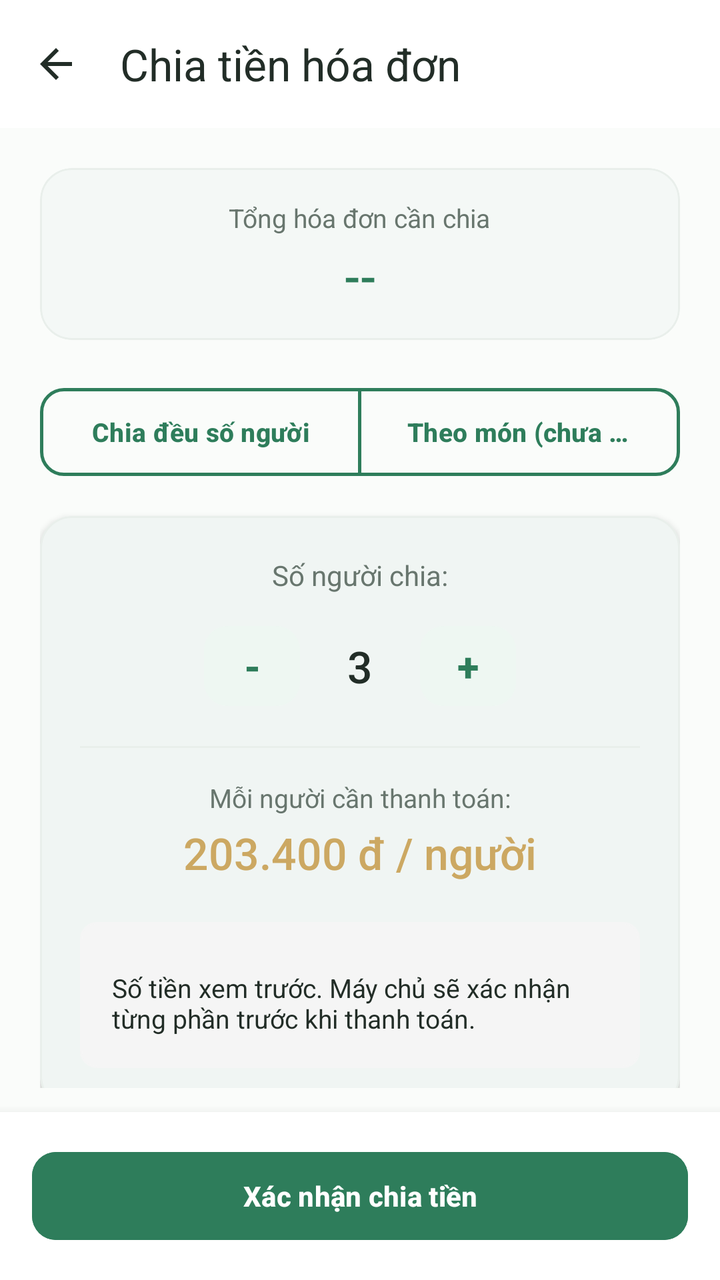
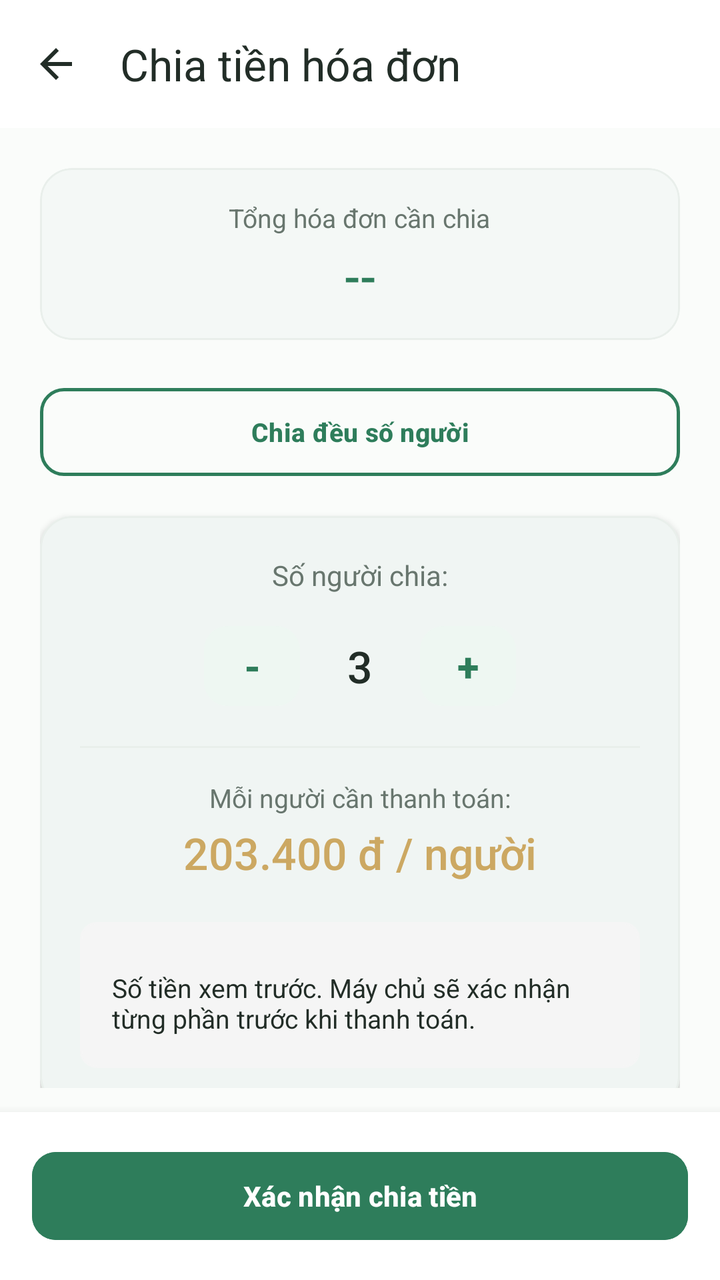

The first picture is an Android layout as it rendered before a commit; the second is the same layout after the commit. The layout source and the unified diff follow.
<!-- AndroidManifest.xml: application theme Theme.VietTable -->
<!-- res/layout/fragment_split_bill.xml -->
<?xml version="1.0" encoding="utf-8"?>
<androidx.coordinatorlayout.widget.CoordinatorLayout xmlns:android="http://schemas.android.com/apk/res/android"
    xmlns:app="http://schemas.android.com/apk/res-auto"
    android:layout_width="match_parent"
    android:layout_height="match_parent"
    android:background="@color/colorBackground">

    <com.google.android.material.appbar.AppBarLayout
        android:layout_width="match_parent"
        android:layout_height="wrap_content"
        android:background="@color/colorSurface"
        app:elevation="0dp">

        <com.google.android.material.appbar.MaterialToolbar
            android:id="@+id/toolbar"
            android:layout_width="match_parent"
            android:layout_height="?attr/actionBarSize"
            app:navigationIcon="@drawable/ic_back"
            app:navigationIconTint="@color/colorTextPrimary"
            app:title="Chia tiền hóa đơn"
            app:titleTextColor="@color/colorTextPrimary" />
    </com.google.android.material.appbar.AppBarLayout>

    <androidx.core.widget.NestedScrollView
        android:layout_width="match_parent"
        android:layout_height="match_parent"
        android:paddingBottom="96dp"
        app:layout_behavior="@string/appbar_scrolling_view_behavior">

        <LinearLayout
            android:layout_width="match_parent"
            android:layout_height="wrap_content"
            android:orientation="vertical"
            android:padding="20dp">

            
            <com.google.android.material.card.MaterialCardView
                android:layout_width="match_parent"
                android:layout_height="wrap_content"
                app:cardBackgroundColor="@color/colorSurface"
                app:cardCornerRadius="16dp"
                app:cardElevation="1dp"
                app:strokeColor="@color/colorDivider"
                app:strokeWidth="1dp">

                <LinearLayout
                    android:layout_width="match_parent"
                    android:layout_height="wrap_content"
                    android:gravity="center"
                    android:orientation="vertical"
                    android:padding="16dp">

                    <TextView
                        android:layout_width="wrap_content"
                        android:layout_height="wrap_content"
                        android:text="Tổng hóa đơn cần chia"
                        android:textColor="@color/colorTextSecondary"
                        android:textSize="13sp" />

                    <TextView
                        android:id="@+id/tvSplitBillTotal"
                        android:layout_width="wrap_content"
                        android:layout_height="wrap_content"
                        android:layout_marginTop="4dp"
                        android:fontFamily="sans-serif-medium"
                        android:text="--"
                        android:textColor="@color/colorPrimary"
                        android:textSize="24sp" />
                </LinearLayout>
            </com.google.android.material.card.MaterialCardView>

            
            <com.google.android.material.button.MaterialButtonToggleGroup
                android:id="@+id/toggleSplitMode"
                android:layout_width="match_parent"
                android:layout_height="wrap_content"
                android:layout_marginTop="20dp"
                app:checkedButton="@id/btnModeEqual"
                app:singleSelection="true">

                <com.google.android.material.button.MaterialButton
                    android:id="@+id/btnModeEqual"
                    style="@style/Widget.VietTable.Button.Outlined"
                    android:layout_width="0dp"
                    android:layout_height="wrap_content"
                    android:layout_weight="1"
                    android:text="Chia đều số người"
                    android:textSize="13sp" />

                <com.google.android.material.button.MaterialButton
                    android:id="@+id/btnModeCustom"
                    style="@style/Widget.VietTable.Button.Outlined"
                    android:layout_width="0dp"
                    android:layout_height="wrap_content"
                    android:layout_weight="1"
                    android:enabled="false"
                    android:text="Theo món (chưa hỗ trợ)"
                    android:textSize="13sp" />
            </com.google.android.material.button.MaterialButtonToggleGroup>

            
            <com.google.android.material.card.MaterialCardView
                android:id="@+id/cardEqualController"
                android:layout_width="match_parent"
                android:layout_height="wrap_content"
                android:layout_marginTop="16dp"
                app:cardBackgroundColor="@color/colorSurface"
                app:cardCornerRadius="16dp"
                app:cardElevation="2dp"
                app:strokeColor="@color/colorDivider"
                app:strokeWidth="1dp">

                <LinearLayout
                    android:layout_width="match_parent"
                    android:layout_height="wrap_content"
                    android:gravity="center_horizontal"
                    android:orientation="vertical"
                    android:padding="20dp">

                    <TextView
                        android:layout_width="wrap_content"
                        android:layout_height="wrap_content"
                        android:text="Số người chia:"
                        android:textColor="@color/colorTextSecondary"
                        android:textSize="14sp" />

                    <LinearLayout
                        android:layout_width="wrap_content"
                        android:layout_height="wrap_content"
                        android:layout_marginTop="12dp"
                        android:gravity="center"
                        android:orientation="horizontal">

                        <com.google.android.material.button.MaterialButton
                            android:id="@+id/btnMinusSplit"
                            style="@style/Widget.VietTable.Button.Secondary"
                            android:layout_width="48dp"
                            android:layout_height="48dp"
                            android:padding="0dp"
                            android:text="-"
                            android:textSize="20sp" />

                        <TextView
                            android:id="@+id/tvSplitPersonCount"
                            android:layout_width="60dp"
                            android:layout_height="wrap_content"
                            android:fontFamily="sans-serif-medium"
                            android:gravity="center"
                            android:text="3"
                            android:textColor="@color/colorTextPrimary"
                            android:textSize="22sp" />

                        <com.google.android.material.button.MaterialButton
                            android:id="@+id/btnPlusSplit"
                            style="@style/Widget.VietTable.Button.Secondary"
                            android:layout_width="48dp"
                            android:layout_height="48dp"
                            android:padding="0dp"
                            android:text="+"
                            android:textSize="20sp" />
                    </LinearLayout>

                    <View
                        android:layout_width="match_parent"
                        android:layout_height="1dp"
                        android:layout_marginVertical="16dp"
                        android:background="@color/colorDivider" />

                    <TextView
                        android:layout_width="wrap_content"
                        android:layout_height="wrap_content"
                        android:text="Mỗi người cần thanh toán:"
                        android:textColor="@color/colorTextSecondary"
                        android:textSize="13sp" />

                    <TextView
                        android:id="@+id/tvPerPersonShare"
                        android:layout_width="wrap_content"
                        android:layout_height="wrap_content"
                        android:layout_marginTop="4dp"
                        android:fontFamily="sans-serif-medium"
                        android:text="203.400 đ / người"
                        android:textColor="@color/colorSecondary"
                        android:textSize="22sp" />

                    
                    <LinearLayout
                        android:layout_width="match_parent"
                        android:layout_height="wrap_content"
                        android:layout_marginTop="20dp"
                        android:background="@drawable/bg_badge"
                        android:backgroundTint="#F5F5F5"
                        android:gravity="center"
                        android:orientation="vertical"
                        android:padding="16dp">

                        <TextView
                            android:id="@+id/tvQrShareInstruction"
                            android:layout_width="wrap_content"
                            android:layout_height="wrap_content"
                            android:layout_marginTop="8dp"
                            android:text="Số tiền xem trước. Máy chủ sẽ xác nhận từng phần trước khi thanh toán."
                            android:textColor="@color/colorTextPrimary"
                            android:textSize="13sp" />
                    </LinearLayout>
                </LinearLayout>
            </com.google.android.material.card.MaterialCardView>

            <ProgressBar
                android:id="@+id/progressSplitBill"
                android:layout_width="wrap_content"
                android:layout_height="wrap_content"
                android:layout_gravity="center_horizontal"
                android:layout_marginTop="20dp"
                android:visibility="gone" />

            <TextView
                android:id="@+id/tvSplitStatus"
                android:layout_width="match_parent"
                android:layout_height="wrap_content"
                android:layout_marginTop="16dp"
                android:textColor="@color/colorTextSecondary"
                android:textSize="14sp"
                android:visibility="gone" />

            <LinearLayout
                android:id="@+id/layoutSplitParts"
                android:layout_width="match_parent"
                android:layout_height="wrap_content"
                android:layout_marginTop="12dp"
                android:orientation="vertical" />

        </LinearLayout>
    </androidx.core.widget.NestedScrollView>

    
    <LinearLayout
        android:tag="safe_bottom"
        android:layout_width="match_parent"
        android:layout_height="wrap_content"
        android:layout_gravity="bottom"
        android:background="@color/colorSurface"
        android:elevation="8dp"
        android:padding="16dp">

        <com.google.android.material.button.MaterialButton
            android:id="@+id/btnDoneSplit"
            style="@style/Widget.VietTable.Button.Primary"
            android:layout_width="match_parent"
            android:layout_height="52dp"
            android:text="Xác nhận chia tiền" />
    </LinearLayout>

</androidx.coordinatorlayout.widget.CoordinatorLayout>
<!-- resources referenced by this layout -->
<resources>
  <color name="colorBackground">#FAFCFA</color>
  <color name="colorDivider">#E9EFEB</color>
  <color name="colorPrimary">#2E7D5B</color>
  <color name="colorSecondary">#CCA862</color>
  <color name="colorSurface">#FFFFFF</color>
  <color name="colorTextPrimary">#222D27</color>
  <color name="colorTextSecondary">#68766E</color>
  <!-- drawable bg_badge (drawable) -->
  <?xml version="1.0" encoding="utf-8"?>
  <shape xmlns:android="http://schemas.android.com/apk/res/android"
      android:shape="rectangle">
      <corners android:radius="8dp" />
      <solid android:color="@color/surface" />
      <stroke android:width="1dp" android:color="@color/divider" />
  </shape>
  <!-- drawable ic_back (drawable) -->
  <vector xmlns:android="http://schemas.android.com/apk/res/android"
      android:width="24dp"
      android:height="24dp"
      android:viewportWidth="24"
      android:viewportHeight="24">
      <path
          android:fillColor="#FF000000"
          android:pathData="M20,11H7.83l5.59,-5.59L12,4l-8,8 8,8 1.41,-1.41L7.83,13H20v-2z"/>
  </vector>
  <style name="Theme.VietTable" parent="Base.Theme.VietTable" />
  <color name="surface">#FFFFFF</color>
  <color name="divider">#E9EFEB</color>
  <color name="primary">#2E7D5B</color>
  <dimen name="btn_height_primary">52dp</dimen>
  <dimen name="radius_medium">12dp</dimen>
  <style name="TextAppearance.VietTable.Button" parent="TextAppearance.Material3.LabelLarge">
          <item name="android:textSize">@dimen/text_button</item>
          <item name="android:textStyle">bold</item>
          <item name="android:textAllCaps">false</item>
      </style>
  <dimen name="text_button">14sp</dimen>
  <color name="primary_dark">#24654A</color>
  <color name="on_primary">#FFFFFF</color>
  <color name="primary_container">#EEF7F2</color>
  <color name="on_primary_container">#1B4E38</color>
  <color name="accent_gold">#CCA862</color>
  <color name="white">#FFFFFFFF</color>
  <color name="accent_gold_container">#FAF5EB</color>
  <color name="accent_gold_dark">#9E7D33</color>
  <color name="bg_cream">#FAFCFA</color>
  <color name="text_primary">#222D27</color>
  <color name="surface_variant">#F3F7F5</color>
  <color name="semantic_error">#D32F2F</color>
  <style name="Widget.VietTable.Toolbar" parent="Widget.Material3.Toolbar">
          <item name="android:background">@color/surface</item>
          <item name="titleTextColor">@color/text_primary</item>
          <item name="subtitleTextColor">@color/text_secondary</item>
          <item name="navigationIconTint">@color/text_primary</item>
      </style>
  <color name="text_secondary">#68766E</color>
  <color name="transparent">#00000000</color>
  <dimen name="radius_large">16dp</dimen>
  <dimen name="card_elevation">1.5dp</dimen>
  <dimen name="card_stroke_width">1dp</dimen>
  <!-- drawable bg_bottom_nav_floating (drawable) -->
  <?xml version="1.0" encoding="utf-8"?>
  <shape xmlns:android="http://schemas.android.com/apk/res/android"
      android:shape="rectangle">
      <solid android:color="@color/surface" />
      <corners android:radius="24dp" />
      <stroke
          android:width="1dp"
          android:color="#E6EFEA" />
  </shape>
  <style name="Widget.VietTable.BottomNav.ActiveIndicator" parent="Widget.Material3.BottomNavigationView.ActiveIndicator">
          <item name="android:color">@color/primary_container</item>
          <item name="android:width">56dp</item>
          <item name="android:height">32dp</item>
          <item name="shapeAppearance">@style/ShapeAppearance.Material3.Corner.Full</item>
      </style>
  <style name="TextAppearance.VietTable.BottomNav.Label" parent="TextAppearance.Material3.LabelSmall">
          <item name="android:textSize">11sp</item>
          <item name="android:textStyle">normal</item>
      </style>
  <style name="TextAppearance.VietTable.BottomNav.Label.Active" parent="TextAppearance.Material3.LabelSmall">
          <item name="android:textSize">11sp</item>
          <item name="android:textStyle">bold</item>
      </style>
  <!-- unchanged entries left out for length: 13 -->
</resources>

<!-- the commit's change to res/layout/fragment_split_bill.xml (unified diff, before → after) -->
@@ -89,6 +89,7 @@
 
                 <com.google.android.material.button.MaterialButton
                     android:id="@+id/btnModeCustom"
+                    android:visibility="gone"
                     style="@style/Widget.VietTable.Button.Outlined"
                     android:layout_width="0dp"
                     android:layout_height="wrap_content"
